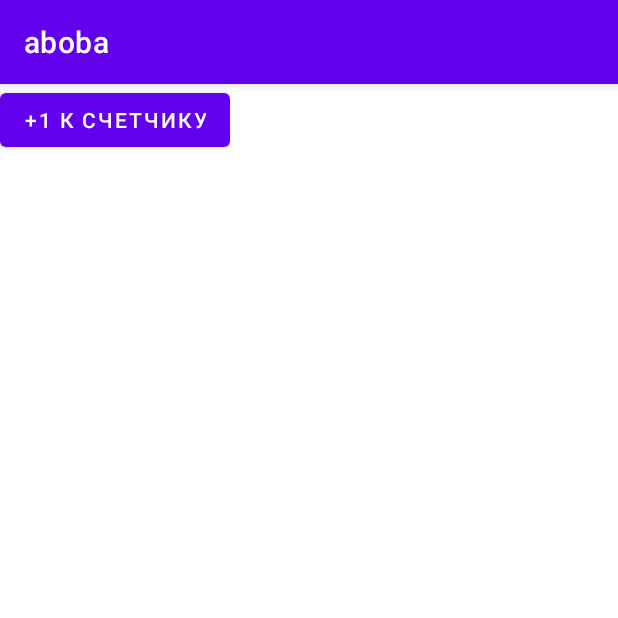
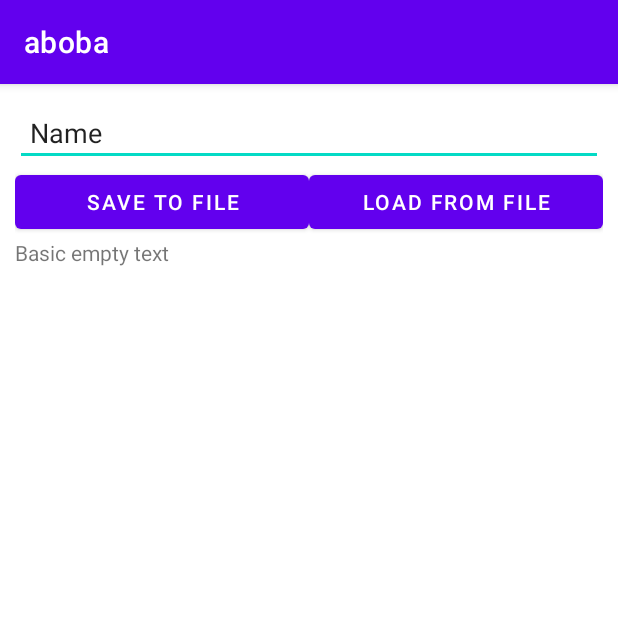
Before and after one commit to TauMare/Aboba, an Android app: the screen it shows after launch (MainActivity), on a phone screen of 412 x 824 dp, the top half of it. Run offline under Robolectric (Android 15) with nearby library versions, the phone set to English and light mode, and no system bars.

Commit message:
Кайфуха

```diff
--- a/app/src/main/res/layout/activity_main.xml
+++ b/app/src/main/res/layout/activity_main.xml
@@ -6,23 +6,54 @@
     android:layout_height="match_parent"
     tools:context=".MainActivity">
 
-    <TextView
-        android:id="@+id/textView"
-        android:layout_width="wrap_content"
-        android:layout_height="wrap_content"
-        android:layout_marginStart="176dp"
-        android:layout_marginTop="138dp"
-        android:layout_marginEnd="177dp"
+    <LinearLayout
+        android:layout_width="match_parent"
+        android:layout_height="match_parent"
+        android:orientation="vertical"
+        android:layout_margin="10dp"
+        app:layout_constraintBottom_toBottomOf="parent"
         app:layout_constraintEnd_toEndOf="parent"
         app:layout_constraintStart_toStartOf="parent"
-        app:layout_constraintTop_toTopOf="parent" />
+        app:layout_constraintTop_toTopOf="parent">
 
-    <Button
-        android:id="@+id/button"
-        android:layout_width="wrap_content"
-        android:layout_height="wrap_content"
-        android:onClick="btn_click"
-        android:text="+1 к счетчику"
-        tools:layout_editor_absoluteX="24dp"
-        tools:layout_editor_absoluteY="24dp" />
+        <EditText
+            android:id="@+id/saveText"
+            android:layout_width="match_parent"
+            android:layout_height="wrap_content"
+            android:ems="10"
+            android:inputType="textPersonName"
+            android:padding="10dp"
+            android:paddingStart="10dp"
+            android:paddingEnd="10dp"
+            android:text="Name" />
+
+        <LinearLayout
+            android:layout_width="match_parent"
+            android:layout_height="wrap_content"
+            android:orientation="horizontal">
+
+            <Button
+                android:id="@+id/saveBtn"
+                android:layout_width="0dp"
+                android:layout_weight="1"
+                android:layout_height="wrap_content"
+                android:text="Save to file" />
+
+            <Button
+                android:id="@+id/loadBtn"
+                android:layout_width="0dp"
+                android:layout_weight="1"
+                android:layout_height="wrap_content"
+                android:text="Load from file" />
+
+        </LinearLayout>
+
+        <TextView
+            android:id="@+id/outputText"
+            android:layout_width="wrap_content"
+            android:layout_height="wrap_content"
+            android:text="Basic empty text" />
+
+    </LinearLayout>
+
 </androidx.constraintlayout.widget.ConstraintLayout>
```
Also changed, not shown: app/src/main/java/com/example/aboba/MainActivity.java (+45 -18 lines), 6 other files.
